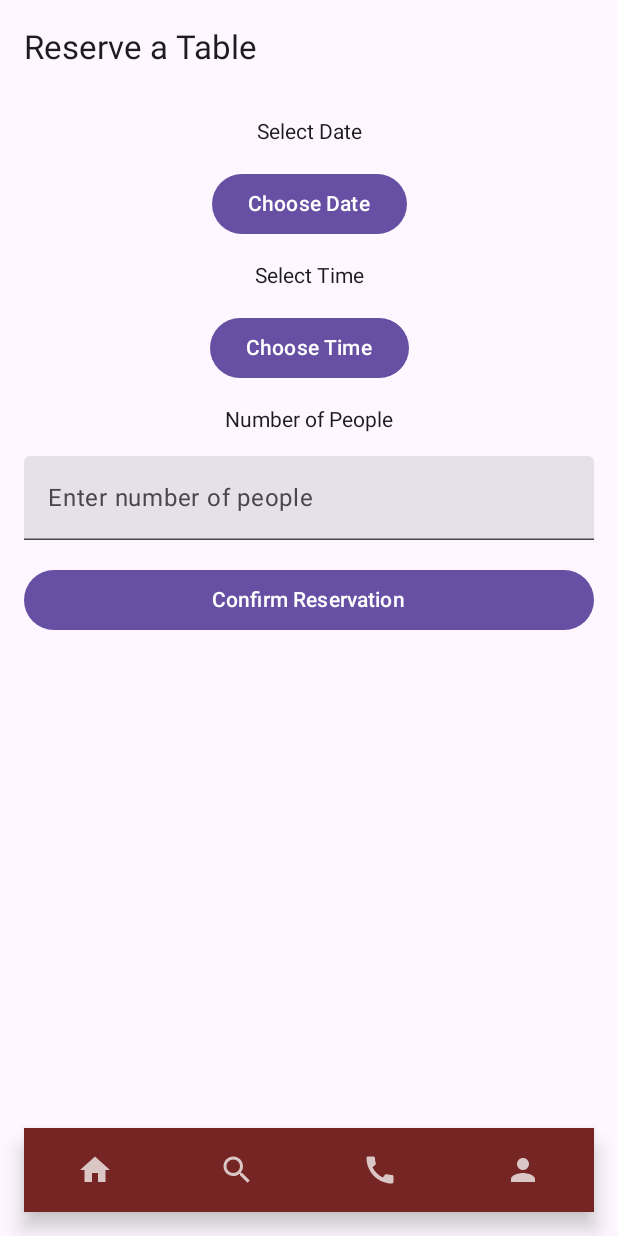
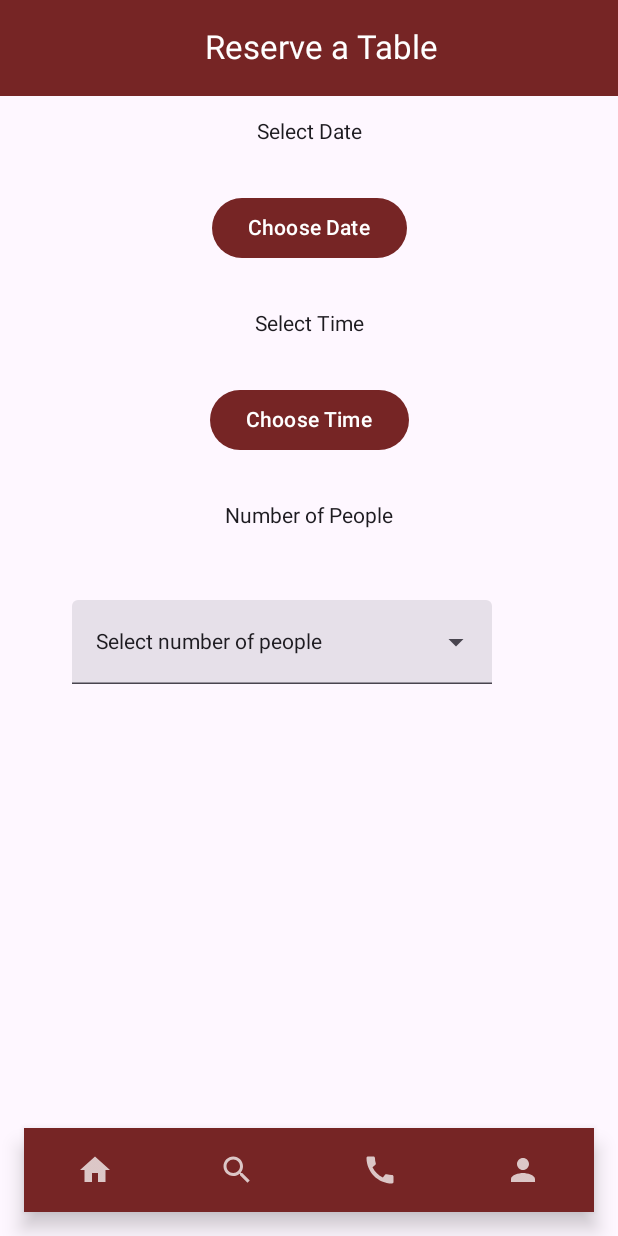
Before and after one commit to MarkellaEgglezou/myAUEB-eat, an Android app built with Jetpack Compose: the screen it shows after launch (MainActivity), item 2 of the bottom bar chosen, on a phone screen of 412 x 824 dp. Run offline under Robolectric (Android 15) with nearby library versions, the phone set to English and light mode, and no system bars; our stand-ins replace Firebase (no records; nobody signed in at launch, a user with empty details on screens opened directly).

Commit message:
Update ReservationActivity.kt
Add colors and ExposedDropDownMenu

```diff
--- a/lesxi/app/src/main/java/com/example/lesxi/ReservationActivity.kt
+++ b/lesxi/app/src/main/java/com/example/lesxi/ReservationActivity.kt
@@ -3,6 +3,7 @@ package com.example.lesxi
 import android.app.DatePickerDialog
 import android.app.TimePickerDialog
 import android.os.Bundle
+import android.text.Layout
 import android.widget.Toast
 import androidx.activity.ComponentActivity
 import androidx.activity.compose.setContent
@@ -10,16 +11,25 @@ import androidx.compose.foundation.layout.*
 import androidx.compose.foundation.text.KeyboardOptions
 import androidx.compose.material.*
 import androidx.compose.material3.Button
+import androidx.compose.material3.ButtonDefaults
+import androidx.compose.material3.DropdownMenuItem
 import androidx.compose.material3.ExperimentalMaterial3Api
+import androidx.compose.material3.ExposedDropdownMenuBox
+import androidx.compose.material3.ExposedDropdownMenuDefaults
+import androidx.compose.material3.MaterialTheme
 import androidx.compose.material3.Scaffold
 import androidx.compose.material3.Text
 import androidx.compose.material3.TextField
+import androidx.compose.material3.TextFieldDefaults
 import androidx.compose.material3.TopAppBar
+import androidx.compose.material3.TopAppBarDefaults
 import androidx.compose.runtime.*
 import androidx.compose.ui.Alignment
 import androidx.compose.ui.Modifier
+import androidx.compose.ui.graphics.Color
 import androidx.compose.ui.platform.LocalContext
 import androidx.compose.ui.text.input.KeyboardType
+import androidx.compose.ui.text.style.TextAlign
 import androidx.compose.ui.tooling.preview.Preview
 import androidx.compose.ui.unit.dp
 import com.example.lesxi.ui.theme.LesxiTheme
@@ -49,7 +59,13 @@ fun ReserveTableScreen() {
     // Main UI layout
     Scaffold(
         topBar = {
-            TopAppBar(title = { Text("Reserve a Table") })
+            TopAppBar(
+                modifier = Modifier.fillMaxWidth(),
+                colors = TopAppBarDefaults.mediumTopAppBarColors(containerColor = Color(0xFF762525),
+                    titleContentColor = Color.White),
+                title = { Text("Reserve a Table",
+                    textAlign = TextAlign.Center,
+                    modifier = Modifier.fillMaxWidth())})
         }
     ) { paddingValues ->
         Column(
@@ -73,7 +89,13 @@ fun ReserveTableScreen() {
                     { _, y, m, d -> selectedDate = "$d/${m + 1}/$y" },
                     year, month, day
                 ).show()
-            }) {
+            },
+                colors = ButtonDefaults.buttonColors(
+                    containerColor = Color(0xFF762525),
+                    contentColor = Color.White
+                ),
+                modifier = Modifier.padding(16.dp)
+                ) {
                 Text(selectedDate)
             }
 
@@ -89,32 +111,59 @@ fun ReserveTableScreen() {
                     { _, h, m -> selectedTime = String.format("%02d:%02d", h, m) },
                     hour, minute, true
                 ).show()
-            }) {
+            },
+                colors = ButtonDefaults.buttonColors(
+                    containerColor = Color(0xFF762525),
+                    contentColor = Color.White
+                ),
+                modifier = Modifier.padding(16.dp)
+                ) {
                 Text(selectedTime)
             }
 
-            // Number of People Input
+            //People Picker
             Text("Number of People")
-            TextField(
-                value = numberOfPeople,
-                onValueChange = { numberOfPeople = it },
-                placeholder = { Text("Enter number of people") },
-                keyboardOptions = KeyboardOptions(keyboardType = KeyboardType.Number),
-                modifier = Modifier.fillMaxWidth()
-            )
+            val context = LocalContext.current
+            val noofpeople = arrayOf("Select number of people", "1", "2", "3", "4", "5", "6", "7", "8", "9", "10")
+            var expanded by remember { mutableStateOf(false) }
+            var selectedText by remember { mutableStateOf(noofpeople[0]) }
 
-            // Confirm Button
-            Button(
-                onClick = {
-//                    if (selectedDate == "Choose Date" || selectedTime == "Choose Time" || numberOfPeople.isEmpty()) {
-//                        showToast("Please fill all fields")
-//                    } else {
-//                        showToast("Reservation confirmed for $numberOfPeople people on $selectedDate at $selectedTime.")
-//                    }
-                },
-                modifier = Modifier.fillMaxWidth()
+            Box(
+
+                modifier = Modifier
+                    .fillMaxWidth()
+                    .padding(32.dp)
             ) {
-                Text("Confirm Reservation")
+                ExposedDropdownMenuBox(
+                    expanded = expanded,
+                    onExpandedChange = {
+                        expanded = !expanded
+                    }
+                ) {
+                    TextField(
+                        value = selectedText,
+                        onValueChange = {},
+                        readOnly = true,
+                        trailingIcon = { ExposedDropdownMenuDefaults.TrailingIcon(expanded = expanded) },
+                        modifier = Modifier.menuAnchor()
+                    )
+
+                    ExposedDropdownMenu(
+                        expanded = expanded,
+                        onDismissRequest = { expanded = false }
+                    ) {
+                        noofpeople.forEach { item ->
+                            DropdownMenuItem(
+                                text = { Text(text = item) },
+                                onClick = {
+                                    selectedText = item
+                                    expanded = false
+                                    Toast.makeText(context, item, Toast.LENGTH_SHORT).show()
+                                }
+                            )
+                        }
+                    }
+                }
             }
         }
     }
```
